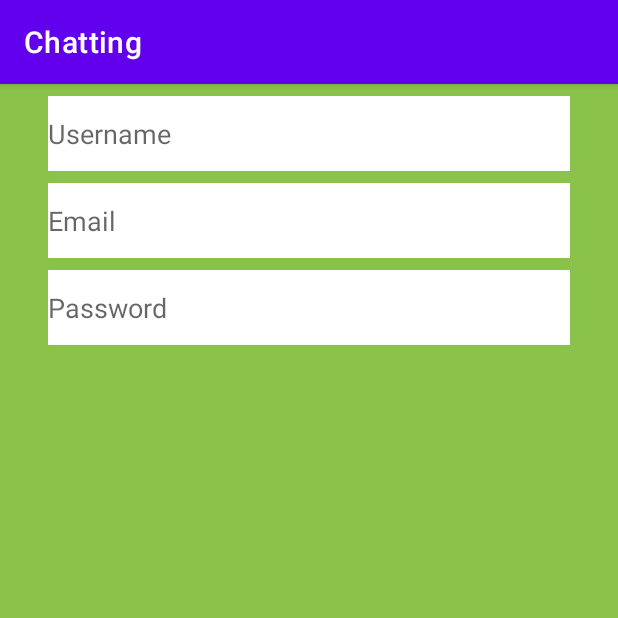
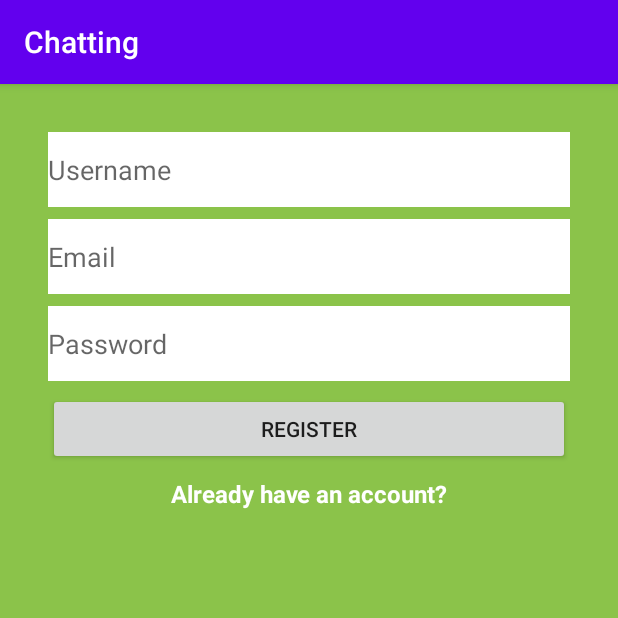
Before and after one commit to Chaeduk/Android-Chatting, an Android app: the screen it shows after launch (MainActivity), on a phone screen of 412 x 824 dp, the top half of it. Run offline under Robolectric (Android 15) with nearby library versions, the phone set to English and light mode, and no system bars.

Commit message:
complete register layout

```diff
--- a/app/src/main/AndroidManifest.xml
+++ b/app/src/main/AndroidManifest.xml
@@ -9,6 +9,7 @@
         android:roundIcon="@mipmap/ic_launcher_round"
         android:supportsRtl="true"
         android:theme="@style/Theme.Chatting">
+        <activity android:name=".LoginActivity"></activity>
         <activity android:name=".MainActivity">
             <intent-filter>
                 <action android:name="android.intent.action.MAIN" />
--- a/app/src/main/java/com/practice/chatting/MainActivity.kt
+++ b/app/src/main/java/com/practice/chatting/MainActivity.kt
@@ -1,12 +1,30 @@
 package com.practice.chatting
 
+import android.content.Intent
 import androidx.appcompat.app.AppCompatActivity
 import android.os.Bundle
+import android.util.Log
+import kotlinx.android.synthetic.main.activity_main.*
 
 class MainActivity : AppCompatActivity() {
     override fun onCreate(savedInstanceState: Bundle?) {
         super.onCreate(savedInstanceState)
         setContentView(R.layout.activity_main)
 
+
+
+        register_button_register.setOnClickListener {
+            val email = email_edittext_register.text.toString()
+            val password = password_edittext_register.text.toString()
+
+            Log.d("MainActivity", "Email"+ email)
+            Log.d("MainActivity", "Password"+ password)
+        }
+
+        already_have_account_text_view.setOnClickListener {
+            val intent = Intent(this , LoginActivity::class.java)
+            startActivity(intent)
+        }
+
     }
 }
--- a/app/src/main/res/layout/activity_main.xml
+++ b/app/src/main/res/layout/activity_main.xml
@@ -12,7 +12,7 @@
         android:layout_width="0dp"
         android:layout_height="50dp"
         android:layout_marginStart="32dp"
-        android:layout_marginTop="8dp"
+        android:layout_marginTop="32dp"
         android:layout_marginEnd="32dp"
         android:background="@color/white"
         android:ems="10"
@@ -47,4 +47,27 @@
         app:layout_constraintEnd_toEndOf="@+id/email_edittext_register"
         app:layout_constraintStart_toStartOf="@+id/email_edittext_register"
         app:layout_constraintTop_toBottomOf="@+id/email_edittext_register" />
+
+    <Button
+        android:id="@+id/register_button_register"
+        android:layout_width="0dp"
+        android:layout_height="wrap_content"
+        android:layout_marginTop="8dp"
+        android:text="Register"
+        app:layout_constraintEnd_toEndOf="@+id/password_edittext_register"
+        app:layout_constraintStart_toStartOf="@+id/password_edittext_register"
+        app:layout_constraintTop_toBottomOf="@+id/password_edittext_register" />
+
+    <TextView
+        android:id="@+id/already_have_account_text_view"
+        android:layout_width="wrap_content"
+        android:layout_height="wrap_content"
+        android:layout_marginTop="8dp"
+        android:text="Already have an account?"
+        android:textColor="@color/white"
+        android:textStyle="bold"
+        android:textSize="16sp"
+        app:layout_constraintEnd_toEndOf="@+id/register_button_register"
+        app:layout_constraintStart_toStartOf="@+id/register_button_register"
+        app:layout_constraintTop_toBottomOf="@+id/register_button_register" />
 </androidx.constraintlayout.widget.ConstraintLayout>
--- a/app/src/main/res/values/themes.xml
+++ b/app/src/main/res/values/themes.xml
@@ -1,6 +1,6 @@
 <resources xmlns:tools="http://schemas.android.com/tools">
     <!-- Base application theme. -->
-    <style name="Theme.Chatting" parent="Theme.MaterialComponents.DayNight.DarkActionBar">
+    <style name="Theme.Chatting" parent="Theme.AppCompat.DayNight.DarkActionBar">
         <!-- Primary brand color. -->
         <item name="colorPrimary">@color/purple_500</item>
         <item name="colorPrimaryVariant">@color/purple_700</item>
```
Also changed, not shown: app/src/main/java/com/practice/chatting/LoginActivity.kt (added, +11 -0 lines), app/src/main/res/layout/activity_login.xml (added, +9 -0 lines).
